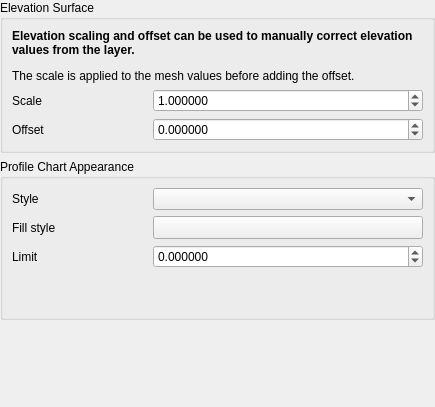
Qt form src/ui/mesh/qgsmeshelevationpropertieswidgetbase.ui (nextgis/nextgisqgis) before a commit.
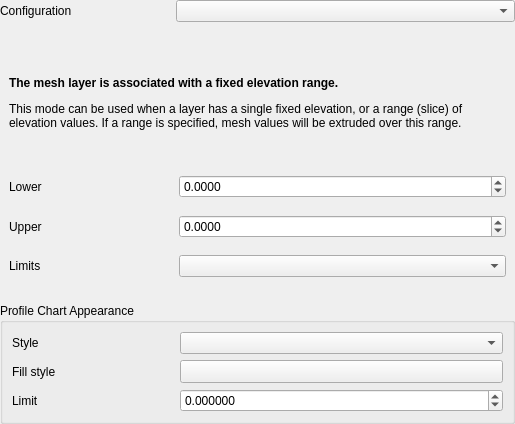
The same form after that commit. The open tabs and pages were chosen to show the change. Icons and pictures are not drawn. Custom widgets are drawn as their Qt base class.

```diff
--- a/src/ui/mesh/qgsmeshelevationpropertieswidgetbase.ui
+++ b/src/ui/mesh/qgsmeshelevationpropertieswidgetbase.ui
@@ -6,14 +6,14 @@
    <rect>
     <x>0</x>
     <y>0</y>
-    <width>435</width>
-    <height>407</height>
+    <width>515</width>
+    <height>424</height>
    </rect>
   </property>
   <property name="windowTitle">
    <string>Raster Elevation Properties</string>
   </property>
-  <layout class="QVBoxLayout" name="verticalLayout">
+  <layout class="QGridLayout" name="gridLayout_2" columnstretch="1,2">
    <property name="leftMargin">
     <number>0</number>
    </property>
@@ -26,93 +26,32 @@
    <property name="bottomMargin">
     <number>0</number>
    </property>
-   <item>
-    <widget class="QGroupBox" name="mElevationGroupBox">
-     <property name="focusPolicy">
-      <enum>Qt::StrongFocus</enum>
+   <item row="0" column="0">
+    <widget class="QLabel" name="mConfigurationLabel">
+     <property name="text">
+      <string>Configuration</string>
      </property>
-     <property name="title">
-      <string>Elevation Surface</string>
-     </property>
-     <property name="checkable">
-      <bool>false</bool>
-     </property>
-     <property name="syncGroup" stdset="0">
-      <string notr="true">vectorgeneral</string>
-     </property>
-     <layout class="QGridLayout" name="gridLayout_2">
-      <item row="2" column="1" colspan="2">
-       <widget class="QgsDoubleSpinBox" name="mOffsetZSpinBox">
-        <property name="decimals">
-         <number>6</number>
-        </property>
-        <property name="minimum">
-         <double>-99999999999.000000000000000</double>
-        </property>
-        <property name="maximum">
-         <double>99999999999.000000000000000</double>
-        </property>
-       </widget>
-      </item>
-      <item row="2" column="0">
-       <widget class="QLabel" name="label">
-        <property name="text">
-         <string>Offset</string>
-        </property>
-       </widget>
-      </item>
-      <item row="1" column="0">
-       <widget class="QLabel" name="label_2">
-        <property name="text">
-         <string>Scale</string>
-        </property>
-       </widget>
-      </item>
-      <item row="1" column="1" colspan="2">
-       <widget class="QgsDoubleSpinBox" name="mScaleZSpinBox">
-        <property name="decimals">
-         <number>6</number>
-        </property>
-        <property name="minimum">
-         <double>0.000000000000000</double>
-        </property>
-        <property name="maximum">
-         <double>99999999999.000000000000000</double>
-        </property>
-        <property name="value">
-         <double>1.000000000000000</double>
-        </property>
-       </widget>
-      </item>
-      <item row="0" column="0" colspan="3">
-       <widget class="QLabel" name="label_3">
-        <property name="text">
-         <string>&lt;html&gt;&lt;head/&gt;&lt;body&gt;&lt;p&gt;&lt;span style=&quot; font-weight:600;&quot;&gt;Elevation scaling and offset can be used to manually correct elevation values from the layer.&lt;/span&gt;&lt;/p&gt;&lt;p&gt;The scale is applied to the mesh values before adding the offset.&lt;/p&gt;&lt;/body&gt;&lt;/html&gt;</string>
-        </property>
-        <property name="wordWrap">
-         <bool>true</bool>
-        </property>
-       </widget>
-      </item>
-     </layout>
     </widget>
    </item>
-   <item>
-    <widget class="QGroupBox" name="groupBox_3">
+   <item row="0" column="1">
+    <widget class="QComboBox" name="mModeComboBox"/>
+   </item>
+   <item row="2" column="0" colspan="2">
+    <widget class="QgsCollapsibleGroupBox" name="mProfileChartGroupBox">
      <property name="title">
       <string>Profile Chart Appearance</string>
      </property>
      <layout class="QGridLayout" name="gridLayout_3" columnstretch="1,2">
-      <item row="0" column="0">
-       <widget class="QLabel" name="label_6">
-        <property name="text">
-         <string>Style</string>
-        </property>
-       </widget>
-      </item>
       <item row="0" column="1">
        <widget class="QComboBox" name="mStyleComboBox"/>
       </item>
+      <item row="0" column="0">
+       <widget class="QLabel" name="mStyleLabel">
+        <property name="text">
+         <string>Style</string>
+        </property>
+       </widget>
+      </item>
       <item row="1" column="0" colspan="2">
        <widget class="QStackedWidget" name="mSymbologyStackedWidget">
         <property name="sizePolicy">
@@ -187,13 +126,6 @@
           <property name="bottomMargin">
            <number>0</number>
           </property>
-          <item row="0" column="0">
-           <widget class="QLabel" name="label_7">
-            <property name="text">
-             <string>Fill style</string>
-            </property>
-           </widget>
-          </item>
           <item row="1" column="0">
            <widget class="QLabel" name="label_8">
             <property name="text">
@@ -201,16 +133,10 @@
             </property>
            </widget>
           </item>
-          <item row="0" column="1">
-           <widget class="QgsSymbolButton" name="mFillStyleButton">
-            <property name="sizePolicy">
-             <sizepolicy hsizetype="Expanding" vsizetype="Fixed">
-              <horstretch>0</horstretch>
-              <verstretch>0</verstretch>
-             </sizepolicy>
-            </property>
+          <item row="0" column="0">
+           <widget class="QLabel" name="mFillStyleLabel">
             <property name="text">
-             <string/>
+             <string>Fill style</string>
             </property>
            </widget>
           </item>
@@ -227,18 +153,18 @@
             </property>
            </widget>
           </item>
-          <item row="2" column="1">
-           <spacer name="verticalSpacer_3">
-            <property name="orientation">
-             <enum>Qt::Vertical</enum>
+          <item row="0" column="1">
+           <widget class="QgsSymbolButton" name="mFillStyleButton">
+            <property name="sizePolicy">
+             <sizepolicy hsizetype="Expanding" vsizetype="Fixed">
+              <horstretch>0</horstretch>
+              <verstretch>0</verstretch>
+             </sizepolicy>
             </property>
-            <property name="sizeHint" stdset="0">
-             <size>
-              <width>20</width>
-              <height>40</height>
-             </size>
+            <property name="text">
+             <string/>
             </property>
-           </spacer>
+           </widget>
           </item>
          </layout>
         </widget>
@@ -247,7 +173,7 @@
      </layout>
     </widget>
    </item>
-   <item>
+   <item row="3" column="0">
     <spacer name="verticalSpacer">
      <property name="orientation">
       <enum>Qt::Vertical</enum>
@@ -260,6 +186,230 @@
      </property>
     </spacer>
    </item>
+   <item row="1" column="0" colspan="2">
+    <widget class="QgsStackedWidget" name="mStackedWidget">
+     <property name="sizePolicy">
+      <sizepolicy hsizetype="Preferred" vsizetype="Maximum">
+       <horstretch>0</horstretch>
+       <verstretch>0</verstretch>
+      </sizepolicy>
+     </property>
+     <property name="frameShape">
+      <enum>QFrame::NoFrame</enum>
+     </property>
+     <property name="currentIndex">
+      <number>2</number>
+     </property>
+     <widget class="QWidget" name="mPageFromVertices">
+      <property name="sizePolicy">
+       <sizepolicy hsizetype="Preferred" vsizetype="Maximum">
+        <horstretch>0</horstretch>
+        <verstretch>0</verstretch>
+       </sizepolicy>
+      </property>
+      <layout class="QGridLayout" name="gridLayout_5" columnstretch="1,2">
+       <item row="1" column="0">
+        <widget class="QLabel" name="mScaleLabel">
+         <property name="text">
+          <string>Scale</string>
+         </property>
+        </widget>
+       </item>
+       <item row="0" column="0" colspan="2">
+        <widget class="QLabel" name="mFromVerticesLabel">
+         <property name="sizePolicy">
+          <sizepolicy hsizetype="Preferred" vsizetype="Maximum">
+           <horstretch>0</horstretch>
+           <verstretch>0</verstretch>
+          </sizepolicy>
+         </property>
+         <property name="text">
+          <string>&lt;html&gt;&lt;head/&gt;&lt;body&gt;&lt;p&gt;&lt;span style=&quot; font-weight:600;&quot;&gt;The elevation will be taken from the mesh vertices.&lt;/span&gt;&lt;/p&gt;&lt;p&gt;Elevation scaling and offset can be used to manually correct elevation values from the layer. The scale is applied to the raster values before adding the offset.&lt;/p&gt;&lt;/body&gt;&lt;/html&gt;</string>
+         </property>
+         <property name="wordWrap">
+          <bool>true</bool>
+         </property>
+        </widget>
+       </item>
+       <item row="2" column="1">
+        <widget class="QgsDoubleSpinBox" name="mOffsetZSpinBox">
+         <property name="decimals">
+          <number>6</number>
+         </property>
+         <property name="minimum">
+          <double>-99999999999.000000000000000</double>
+         </property>
+         <property name="maximum">
+          <double>99999999999.000000000000000</double>
+         </property>
+        </widget>
+       </item>
+       <item row="2" column="0">
+        <widget class="QLabel" name="mOffsetLabel">
+         <property name="text">
+          <string>Offset</string>
+         </property>
+        </widget>
+       </item>
+       <item row="1" column="1">
+        <widget class="QgsDoubleSpinBox" name="mScaleZSpinBox">
+         <property name="decimals">
+          <number>6</number>
+         </property>
+         <property name="minimum">
+          <double>-99999999999.000000000000000</double>
+         </property>
+         <property name="maximum">
+          <double>99999999999.000000000000000</double>
+         </property>
+         <property name="value">
+          <double>1.000000000000000</double>
+         </property>
+        </widget>
+       </item>
+      </layout>
+     </widget>
+     <widget class="QWidget" name="mPageFixedRange">
+      <property name="sizePolicy">
+       <sizepolicy hsizetype="Preferred" vsizetype="Maximum">
+        <horstretch>0</horstretch>
+        <verstretch>0</verstretch>
+       </sizepolicy>
+      </property>
+      <property name="autoFillBackground">
+       <bool>false</bool>
+      </property>
+      <layout class="QGridLayout" name="gridLayout_6" columnstretch="1,2">
+       <item row="1" column="0">
+        <widget class="QLabel" name="mLowerLabel">
+         <property name="text">
+          <string>Lower</string>
+         </property>
+        </widget>
+       </item>
+       <item row="3" column="1">
+        <widget class="QComboBox" name="mLimitsComboBox"/>
+       </item>
+       <item row="2" column="0">
+        <widget class="QLabel" name="mUpperLabel">
+         <property name="text">
+          <string>Upper</string>
+         </property>
+        </widget>
+       </item>
+       <item row="3" column="0">
+        <widget class="QLabel" name="mLimitsLabel">
+         <property name="text">
+          <string>Limits</string>
+         </property>
+        </widget>
+       </item>
+       <item row="2" column="1">
+        <widget class="QgsDoubleSpinBox" name="mFixedUpperSpinBox">
+         <property name="decimals">
+          <number>4</number>
+         </property>
+         <property name="minimum">
+          <double>-9999999998.000000000000000</double>
+         </property>
+         <property name="maximum">
+          <double>9999999999.000000000000000</double>
+         </property>
+        </widget>
+       </item>
+       <item row="1" column="1">
+        <widget class="QgsDoubleSpinBox" name="mFixedLowerSpinBox">
+         <property name="decimals">
+          <number>4</number>
+         </property>
+         <property name="minimum">
+          <double>-9999999998.000000000000000</double>
+         </property>
+         <property name="maximum">
+          <double>9999999999.000000000000000</double>
+         </property>
+        </widget>
+       </item>
+       <item row="0" column="0" colspan="2">
+        <widget class="QLabel" name="mFixedRangeLabel">
+         <property name="sizePolicy">
+          <sizepolicy hsizetype="Preferred" vsizetype="Maximum">
+           <horstretch>0</horstretch>
+           <verstretch>0</verstretch>
+          </sizepolicy>
+         </property>
+         <property name="text">
+          <string>&lt;html&gt;&lt;head/&gt;&lt;body&gt;&lt;p&gt;&lt;span style=&quot; font-weight:600;&quot;&gt;The mesh layer is associated with a fixed elevation range.&lt;/span&gt;&lt;/p&gt;&lt;p&gt;This mode can be used when a layer has a single fixed elevation, or a range (slice) of elevation values. If a range is specified, mesh values will be extruded over this range.&lt;/p&gt;&lt;/body&gt;&lt;/html&gt;</string>
+         </property>
+         <property name="wordWrap">
+          <bool>true</bool>
+         </property>
+        </widget>
+       </item>
+      </layout>
+     </widget>
+     <widget class="QWidget" name="mPageFixedRangePerGroup">
+      <layout class="QVBoxLayout" name="verticalLayout">
+       <item>
+        <widget class="QLabel" name="mFixedRangePerBandLabel">
+         <property name="sizePolicy">
+          <sizepolicy hsizetype="Preferred" vsizetype="Maximum">
+           <horstretch>0</horstretch>
+           <verstretch>0</verstretch>
+          </sizepolicy>
+         </property>
+         <property name="text">
+          <string>&lt;html&gt;&lt;head/&gt;&lt;body&gt;&lt;p&gt;&lt;span style=&quot; font-weight:600;&quot;&gt;Each group in the mesh layer is associated with a fixed elevation range.&lt;/span&gt;&lt;/p&gt;&lt;p&gt;This mode can be used when a layer has elevation data exposed through different dataset groups.&lt;/p&gt;&lt;/body&gt;&lt;/html&gt;</string>
+         </property>
+         <property name="wordWrap">
+          <bool>true</bool>
+         </property>
+        </widget>
+       </item>
+       <item>
+        <widget class="QTableView" name="mGroupElevationTable"/>
+       </item>
+       <item>
+        <layout class="QHBoxLayout" name="horizontalLayout">
+         <property name="bottomMargin">
+          <number>0</number>
+         </property>
+         <item>
+          <spacer name="horizontalSpacer">
+           <property name="orientation">
+            <enum>Qt::Horizontal</enum>
+           </property>
+           <property name="sizeHint" stdset="0">
+            <size>
+             <width>494</width>
+             <height>20</height>
+            </size>
+           </property>
+          </spacer>
+         </item>
+         <item>
+          <widget class="QToolButton" name="mCalculateFixedRangePerGroupButton">
+           <property name="text">
+            <string>...</string>
+           </property>
+           <property name="icon">
+            <iconset resource="../../../images/images.qrc">
+             <normaloff>:/images/themes/default/mIconExpression.svg</normaloff>:/images/themes/default/mIconExpression.svg</iconset>
+           </property>
+           <property name="popupMode">
+            <enum>QToolButton::MenuButtonPopup</enum>
+           </property>
+           <property name="autoRaise">
+            <bool>false</bool>
+           </property>
+          </widget>
+         </item>
+        </layout>
+       </item>
+      </layout>
+     </widget>
+    </widget>
+   </item>
   </layout>
  </widget>
  <customwidgets>
@@ -268,11 +418,23 @@
    <extends>QDoubleSpinBox</extends>
    <header>qgsdoublespinbox.h</header>
   </customwidget>
+  <customwidget>
+   <class>QgsCollapsibleGroupBox</class>
+   <extends>QGroupBox</extends>
+   <header>qgscollapsiblegroupbox.h</header>
+   <container>1</container>
+  </customwidget>
   <customwidget>
    <class>QgsSymbolButton</class>
    <extends>QToolButton</extends>
    <header>qgssymbolbutton.h</header>
   </customwidget>
+  <customwidget>
+   <class>QgsStackedWidget</class>
+   <extends>QStackedWidget</extends>
+   <header>qgsstackedwidget.h</header>
+   <container>1</container>
+  </customwidget>
  </customwidgets>
  <tabstops>
   <tabstop>mElevationGroupBox</tabstop>
```
Left out of the diff: 52 changed lines with no effect on the pictures.
